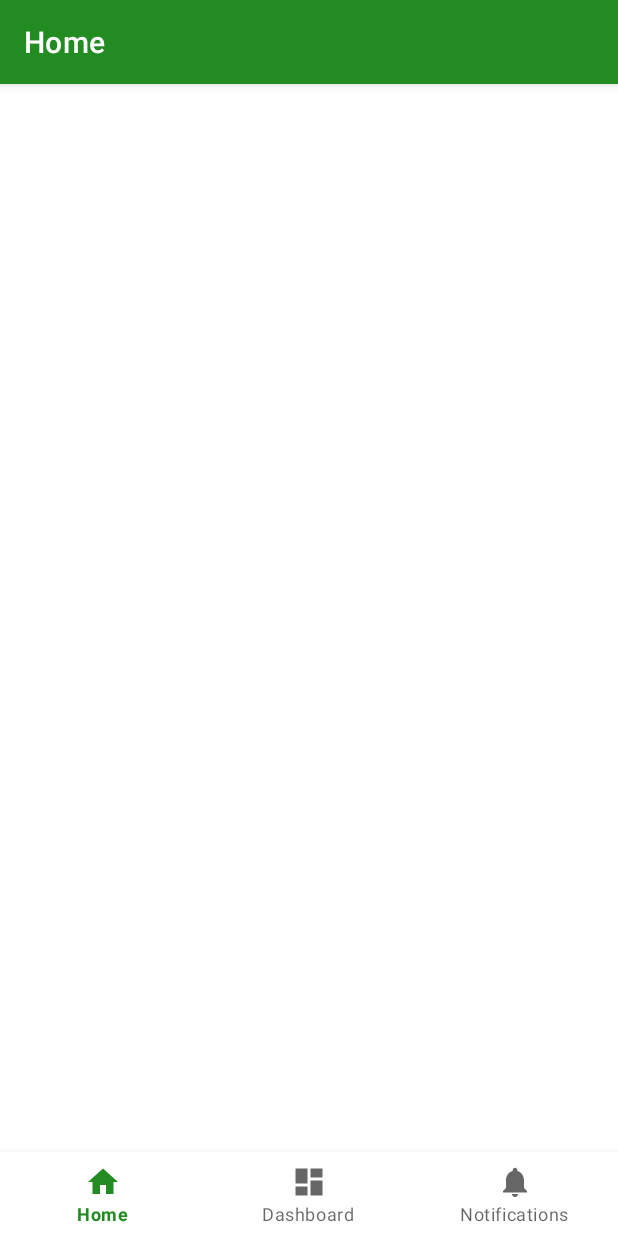
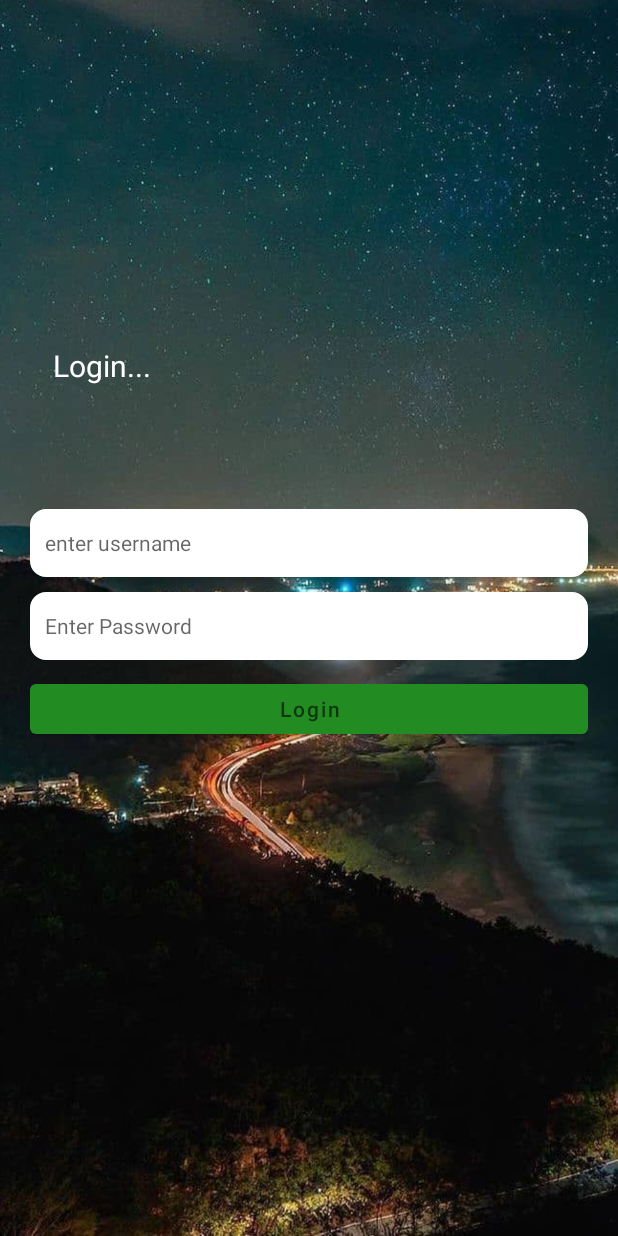
Before and after one commit to karteekthati/MvvmHiltJetPackKotlin, an Android app: the screen it shows after launch (MainActivity before the commit, LoginActivity after it), on a phone screen of 412 x 824 dp. Run offline under Robolectric (Android 15) with nearby library versions, the phone set to English and light mode, and no system bars; our stand-ins replace Dagger/Hilt's generated code; Roboto replaces fonts that are not available here.

Commit message:
latest 2207

```diff
--- a/app/build.gradle
+++ b/app/build.gradle
@@ -71,4 +71,6 @@ dependencies {
     implementation("androidx.lifecycle:lifecycle-livedata-ktx:$lifecycle_version")
     // Annotation processor
     kapt("androidx.lifecycle:lifecycle-compiler:$lifecycle_version")
+    //data store
+    implementation("androidx.datastore:datastore-preferences:1.0.0-rc01")
 }
--- a/app/src/main/AndroidManifest.xml
+++ b/app/src/main/AndroidManifest.xml
@@ -1,7 +1,8 @@
 <?xml version="1.0" encoding="utf-8"?>
 <manifest xmlns:android="http://schemas.android.com/apk/res/android"
     package="com.kk.hiltsample">
-    <uses-permission android:name="android.permission.INTERNET"></uses-permission>
+
+    <uses-permission android:name="android.permission.INTERNET" />
 
     <application
         android:name=".di.BaseApp"
@@ -10,10 +11,12 @@
         android:label="@string/app_name"
         android:roundIcon="@mipmap/ic_launcher_round"
         android:supportsRtl="true"
-        android:usesCleartextTraffic="true"
-        android:theme="@style/Theme.HiltSample">
+        android:theme="@style/Theme.HiltSample"
+        android:usesCleartextTraffic="true">
+        <activity android:name=".ui.SplashLogin.LoginActivity"></activity>
+        <activity android:name=".MainActivity" />
         <activity
-            android:name=".MainActivity"
+            android:name=".ui.SplashLogin.SplashActivity"
             android:label="@string/app_name">
             <intent-filter>
                 <action android:name="android.intent.action.MAIN" />
@@ -21,6 +24,7 @@
                 <category android:name="android.intent.category.LAUNCHER" />
             </intent-filter>
         </activity>
+
         <meta-data
             android:name="preloaded_fonts"
             android:resource="@array/preloaded_fonts" />
--- /dev/null
+++ b/app/src/main/java/com/kk/hiltsample/storage/DataPref.kt
@@ -0,0 +1,40 @@
+package com.kk.hiltsample.storage
+
+import android.content.Context
+import androidx.datastore.core.DataStore
+import androidx.datastore.preferences.core.Preferences
+import androidx.datastore.preferences.core.edit
+import androidx.datastore.preferences.core.emptyPreferences
+import androidx.datastore.preferences.core.stringPreferencesKey
+import androidx.datastore.preferences.preferencesDataStore
+import dagger.hilt.android.qualifiers.ApplicationContext
+import kotlinx.coroutines.flow.Flow
+import kotlinx.coroutines.flow.catch
+import kotlinx.coroutines.flow.map
+import javax.inject.Inject
+
+class DataPref @Inject constructor(@ApplicationContext context: Context) {
+    private val  appCon = context.applicationContext
+    private val Context.dataStore: DataStore<Preferences> by preferencesDataStore(name = "hiltMvvm")
+
+    suspend fun saveVal(key: String, value: String){
+        val dataStoreKey =  stringPreferencesKey(key)
+        appCon.dataStore.edit {
+            preferences->  preferences[dataStoreKey] = value
+        }
+    }
+
+    suspend fun readVal(key: String): Flow<String> {
+        val dataStoreKey =  stringPreferencesKey(key)
+
+        val readValue: Flow<String> =  appCon.dataStore.data
+            .catch { if(this is Exception){
+                emit(emptyPreferences())
+            } }.map {
+                    preferences->  preferences[dataStoreKey]?:""
+            }
+        return readValue
+    }
+
+
+}
--- /dev/null
+++ b/app/src/main/java/com/kk/hiltsample/ui/SplashLogin/LoginActivity.kt
@@ -0,0 +1,26 @@
+package com.kk.hiltsample.ui.SplashLogin
+
+import androidx.appcompat.app.AppCompatActivity
+import android.os.Bundle
+import androidx.datastore.core.DataStore
+import androidx.datastore.preferences.core.Preferences
+import com.kk.hiltsample.R
+import com.kk.hiltsample.databinding.ActivityLoginBinding
+
+class LoginActivity : AppCompatActivity() {
+    lateinit var datastore: DataStore<Preferences>
+    private var _binding: ActivityLoginBinding? = null
+    private val  binding get() = _binding!!
+
+    override fun onCreate(savedInstanceState: Bundle?) {
+        super.onCreate(savedInstanceState)
+       _binding = ActivityLoginBinding.inflate(layoutInflater)
+       setContentView(binding.root)
+      // datastore = createDataStore()
+    }
+
+    override fun onDestroy() {
+        super.onDestroy()
+        _binding = null
+    }
+}
--- /dev/null
+++ b/app/src/main/java/com/kk/hiltsample/ui/SplashLogin/SplashActivity.kt
@@ -0,0 +1,28 @@
+package com.kk.hiltsample.ui.SplashLogin
+
+import android.content.Intent
+import androidx.appcompat.app.AppCompatActivity
+import android.os.Bundle
+import android.os.Handler
+import com.kk.hiltsample.R
+import com.kk.hiltsample.databinding.ActivitySplashBinding
+
+class SplashActivity : AppCompatActivity() {
+    private var _binding : ActivitySplashBinding? = null
+    private val binding get() = _binding!!
+
+    override fun onCreate(savedInstanceState: Bundle?) {
+        super.onCreate(savedInstanceState)
+       _binding = ActivitySplashBinding.inflate(layoutInflater)
+       setContentView(binding.root)
+        initViews()
+    }
+
+    private fun initViews() {
+        Handler().postDelayed({
+            startActivity(Intent(this, LoginActivity::class.java))
+            finish()
+        }, 2000)
+
+    }
+}
--- /dev/null
+++ b/app/src/main/res/drawable/rounded_blue.xml
@@ -0,0 +1,14 @@
+<?xml version="1.0" encoding="utf-8"?>
+<shape xmlns:android="http://schemas.android.com/apk/res/android"
+    android:shape="rectangle"
+    android:thickness="0dp" >
+
+    <stroke
+        android:width="1dp"
+        android:color="@color/hint_color"></stroke>
+
+    <solid android:color="@color/hint_color" />
+
+    <corners android:radius="10dp"></corners>
+
+</shape>
--- /dev/null
+++ b/app/src/main/res/drawable/rounded_white.xml
@@ -0,0 +1,14 @@
+<?xml version="1.0" encoding="utf-8"?>
+<shape xmlns:android="http://schemas.android.com/apk/res/android"
+    android:shape="rectangle"
+    android:thickness="0dp" >
+
+    <stroke
+        android:width="1dp"
+        android:color="@color/white"></stroke>
+
+    <solid android:color="@color/white" />
+
+    <corners android:radius="10dp"></corners>
+
+</shape>
--- /dev/null
+++ b/app/src/main/res/layout/activity_login.xml
@@ -0,0 +1,63 @@
+<?xml version="1.0" encoding="utf-8"?>
+<androidx.constraintlayout.widget.ConstraintLayout xmlns:android="http://schemas.android.com/apk/res/android"
+    xmlns:app="http://schemas.android.com/apk/res-auto"
+    xmlns:tools="http://schemas.android.com/tools"
+    android:layout_width="match_parent"
+    android:layout_height="match_parent"
+    android:background="@drawable/vizag"
+    tools:context=".ui.SplashLogin.LoginActivity">
+
+    <androidx.constraintlayout.widget.ConstraintLayout
+        android:id="@+id/constraintLayout"
+        android:layout_width="match_parent"
+        android:layout_height="wrap_content"
+        android:layout_marginLeft="20dp"
+        android:layout_marginRight="20dp"
+        app:layout_constraintBottom_toBottomOf="parent"
+        app:layout_constraintEnd_toEndOf="parent"
+        app:layout_constraintStart_toStartOf="parent"
+        app:layout_constraintTop_toTopOf="parent">
+
+        <EditText
+            android:id="@+id/etUsername"
+            android:layout_width="match_parent"
+            android:layout_height="45dp"
+            android:layout_marginTop="10dp"
+            android:hint="@string/username"
+            android:inputType="text"
+            app:layout_constraintTop_toTopOf="parent"></EditText>
+
+        <EditText
+            android:id="@+id/etPassword"
+            android:layout_width="match_parent"
+            android:layout_height="45dp"
+            android:layout_marginTop="10dp"
+            android:hint="@string/password"
+            android:inputType="text"
+            app:layout_constraintTop_toBottomOf="@+id/etUsername"></EditText>
+
+        <Button
+            android:id="@+id/btnLogin"
+            android:layout_width="match_parent"
+            android:layout_height="45dp"
+            android:layout_marginTop="10dp"
+            android:hint="@string/login"
+            android:inputType="text"
+            app:layout_constraintTop_toBottomOf="@+id/etPassword"></Button>
+    </androidx.constraintlayout.widget.ConstraintLayout>
+
+    <TextView
+        android:id="@+id/textView"
+        android:layout_width="wrap_content"
+        android:layout_height="wrap_content"
+        android:text="Login..."
+        android:textColor="@color/white"
+        android:theme="@style/TextViewHeading"
+        app:layout_constraintBottom_toTopOf="@+id/constraintLayout"
+        app:layout_constraintEnd_toEndOf="parent"
+        app:layout_constraintHorizontal_bias="0.101"
+        app:layout_constraintStart_toStartOf="parent"
+        app:layout_constraintTop_toTopOf="parent"
+        app:layout_constraintVertical_bias="0.761" />
+
+</androidx.constraintlayout.widget.ConstraintLayout>
--- /dev/null
+++ b/app/src/main/res/layout/activity_splash.xml
@@ -0,0 +1,10 @@
+<?xml version="1.0" encoding="utf-8"?>
+<androidx.constraintlayout.widget.ConstraintLayout xmlns:android="http://schemas.android.com/apk/res/android"
+    xmlns:app="http://schemas.android.com/apk/res-auto"
+    xmlns:tools="http://schemas.android.com/tools"
+    android:background="@drawable/vizag"
+    android:layout_width="match_parent"
+    android:layout_height="match_parent"
+    tools:context=".ui.SplashLogin.SplashActivity">
+
+</androidx.constraintlayout.widget.ConstraintLayout>
--- a/app/src/main/res/layout/each_row.xml
+++ b/app/src/main/res/layout/each_row.xml
@@ -5,7 +5,7 @@
     app:cardCornerRadius="8dp"
     app:cardElevation="8dp"
     android:layout_margin="5dp"
-    app:cardBackgroundColor="@color/grey"
+    app:cardBackgroundColor="@color/hint_color"
     android:layout_height="wrap_content">
     <LinearLayout
         android:padding="10dp"
--- a/app/src/main/res/values/strings.xml
+++ b/app/src/main/res/values/strings.xml
@@ -3,4 +3,7 @@
     <string name="title_home">Home</string>
     <string name="title_dashboard">Dashboard</string>
     <string name="title_notifications">Notifications</string>
+    <string name="username">enter username</string>
+    <string name="password">Enter Password</string>
+    <string name="login">Login</string>
 </resources>
--- a/app/src/main/res/values/themes.xml
+++ b/app/src/main/res/values/themes.xml
@@ -1,6 +1,6 @@
 <resources xmlns:tools="http://schemas.android.com/tools">
     <!-- Base application theme. -->
-    <style name="Theme.HiltSample" parent="Theme.MaterialComponents.DayNight.DarkActionBar">
+    <style name="Theme.HiltSample" parent="Theme.MaterialComponents.Light.NoActionBar">
         <!-- Primary brand color. -->
         <item name="colorPrimary">@color/purple_500</item>
         <item name="colorPrimaryVariant">@color/purple_700</item>
@@ -11,6 +11,8 @@
         <item name="colorOnSecondary">@color/black</item>
         <!-- Status bar color. -->
         <item name="android:statusBarColor" tools:targetApi="l">?attr/colorPrimaryVariant</item>
+        <item name="buttonStyle">@style/Buttonkk</item>
+        <item name="editTextStyle">@style/Editttextkk</item>
         <!-- Customize your theme here. -->
     </style>
     <style name="TextViewHeading" parent="Widget.MaterialComponents.TextView">
@@ -22,14 +24,15 @@
     </style>
     <style name="Editttextkk" parent="Widget.AppCompat.EditText">
         <item name="android:textSize">14dp</item>
+        <item name="android:layout_marginTop">5dp</item>
         <item name="android:paddingLeft">10dp</item>
-        <item name="android:background">@drawable/border_black</item>
+        <item name="android:background">@drawable/rounded_white</item>
         <item name="android:textColor">@color/black</item>
         <item name="fontFamily">@font/aclonica</item>
     </style>
     <style name="Buttonkk" parent="Widget.MaterialComponents.Button">
         <item name="android:textSize">14dp</item>
-        <item name="android:background">@drawable/border_black</item>
+        <item name="android:background">@drawable/rounded_blue</item>
         <item name="android:textColor">@color/white</item>
         <item name="fontFamily">@font/aclonica</item>
     </style>
```
